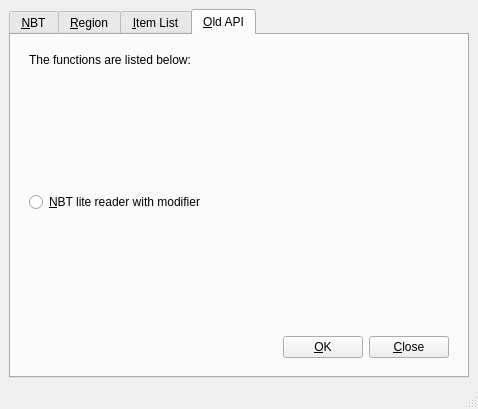
Qt form src/qt/mainwindow.ui (DreamHelium/dhlrc) before a commit.
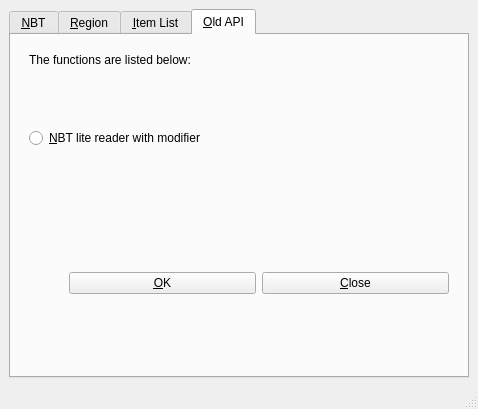
The same form after that commit. The open tabs and pages were chosen to show the change.

```diff
--- a/src/qt/mainwindow.ui
+++ b/src/qt/mainwindow.ui
@@ -155,9 +155,6 @@
                </item>
                <item>
                 <spacer name="verticalSpacer_3">
-                 <property name="orientation">
-                  <enum>Qt::Orientation::Vertical</enum>
-                 </property>
                  <property name="sizeHint" stdset="0">
                   <size>
                    <width>20</width>
@@ -178,9 +175,6 @@
                </item>
                <item>
                 <spacer name="verticalSpacer">
-                 <property name="orientation">
-                  <enum>Qt::Orientation::Vertical</enum>
-                 </property>
                  <property name="sizeHint" stdset="0">
                   <size>
                    <width>20</width>
@@ -195,9 +189,6 @@
               <layout class="QHBoxLayout" name="horizontalLayout_2">
                <item>
                 <spacer name="horizontalSpacer">
-                 <property name="orientation">
-                  <enum>Qt::Orientation::Horizontal</enum>
-                 </property>
                  <property name="sizeHint" stdset="0">
                   <size>
                    <width>40</width>
```
Left out of the diff: 6 changed lines with no effect on the pictures.
